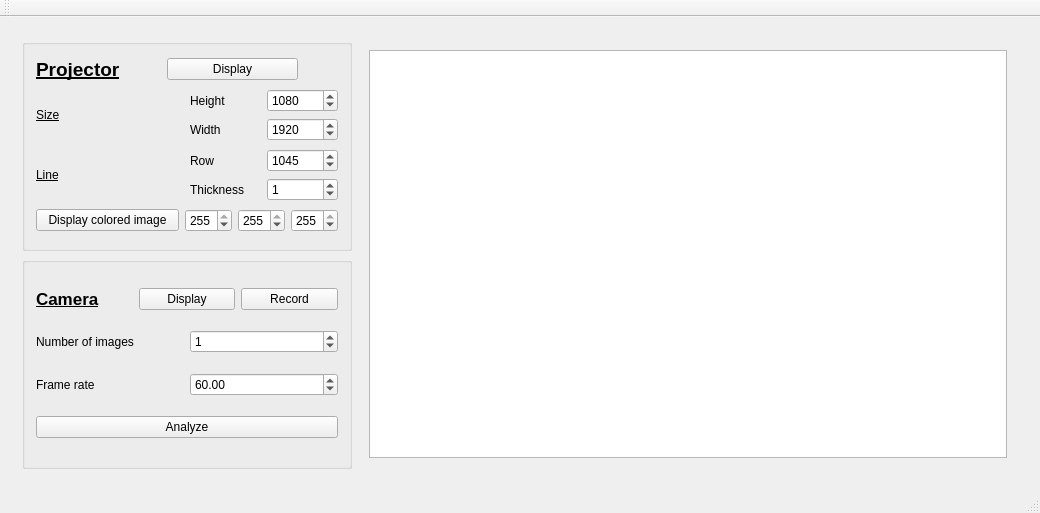
Qt form form/MainWindow.ui (KitwareMedical/AnatomicAugmentedRealityProjector) before a commit.
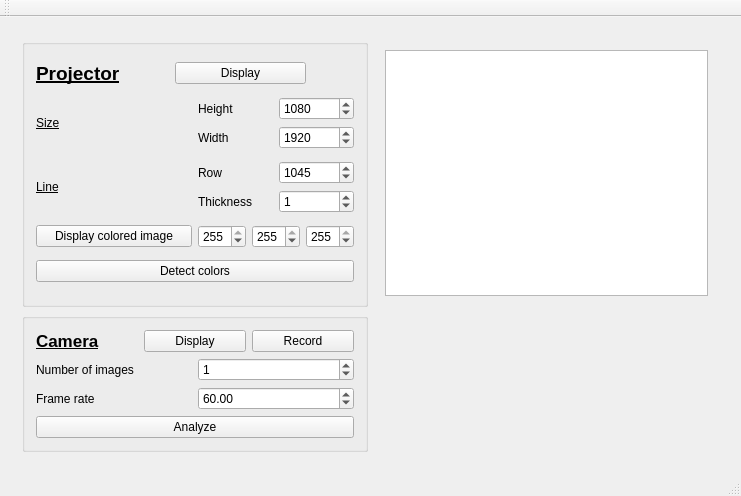
The same form after that commit.

The edit to the form file:
```diff
--- a/form/MainWindow.ui
+++ b/form/MainWindow.ui
@@ -6,16 +6,16 @@
    <rect>
     <x>0</x>
     <y>0</y>
-    <width>1040</width>
-    <height>513</height>
+    <width>741</width>
+    <height>496</height>
    </rect>
   </property>
   <property name="windowTitle">
    <string>MainWindow</string>
   </property>
   <widget class="QWidget" name="centralWidget">
-   <layout class="QHBoxLayout" name="horizontalLayout_9">
-    <item>
+   <layout class="QGridLayout" name="gridLayout_3">
+    <item row="0" column="0">
      <widget class="QWidget" name="widget" native="true">
       <property name="sizePolicy">
        <sizepolicy hsizetype="Expanding" vsizetype="Preferred">
@@ -23,13 +23,8 @@
         <verstretch>0</verstretch>
        </sizepolicy>
       </property>
-      <layout class="QHBoxLayout" name="horizontalLayout" stretch="1,2">
-       <item>
-        <layout class="QVBoxLayout" name="verticalLayout_2">
-         <property name="sizeConstraint">
-          <enum>QLayout::SetDefaultConstraint</enum>
-         </property>
-         <item>
+      <layout class="QGridLayout" name="gridLayout_2">
+       <item row="0" column="0">
           <widget class="QGroupBox" name="groupBox_2">
            <property name="sizePolicy">
             <sizepolicy hsizetype="Preferred" vsizetype="Preferred">
@@ -46,8 +41,8 @@
            <property name="autoFillBackground">
             <bool>true</bool>
            </property>
-           <layout class="QGridLayout" name="gridLayout">
-            <item row="0" column="0">
+         <layout class="QVBoxLayout" name="verticalLayout_2">
+          <item>
              <layout class="QHBoxLayout" name="horizontalLayout_13">
               <item>
                <widget class="QLabel" name="label_8">
@@ -111,7 +106,7 @@
               </item>
              </layout>
             </item>
-            <item row="1" column="0">
+          <item>
              <layout class="QHBoxLayout" name="horizontalLayout_20">
               <item>
                <widget class="QLabel" name="label_2">
@@ -179,7 +174,7 @@
               </item>
              </layout>
             </item>
-            <item row="2" column="0">
+          <item>
              <layout class="QHBoxLayout" name="horizontalLayout_19">
               <item>
                <widget class="QLabel" name="label_5">
@@ -247,7 +242,7 @@
               </item>
              </layout>
             </item>
-            <item row="3" column="0">
+          <item>
              <layout class="QHBoxLayout" name="horizontalLayout_11">
               <item>
                <widget class="QPushButton" name="proj_displayColor">
@@ -292,10 +287,33 @@
               </item>
              </layout>
             </item>
-           </layout>
-          </widget>
-         </item>
          <item>
+           <widget class="QPushButton" name="detect_colors">
+            <property name="text">
+             <string>Detect colors</string>
+            </property>
+           </widget>
+          </item>
+         </layout>
+        </widget>
+       </item>
+       <item row="0" column="1">
+        <widget class="QWidget" name="widget_4" native="true">
+         <layout class="QGridLayout" name="gridLayout">
+          <item row="0" column="0">
+           <widget class="QGraphicsView" name="cam_image">
+            <property name="sizePolicy">
+             <sizepolicy hsizetype="Expanding" vsizetype="Expanding">
+              <horstretch>0</horstretch>
+              <verstretch>0</verstretch>
+             </sizepolicy>
+            </property>
+           </widget>
+          </item>
+         </layout>
+        </widget>
+       </item>
+       <item row="1" column="0">
           <widget class="QGroupBox" name="groupBox_3">
            <property name="sizePolicy">
             <sizepolicy hsizetype="Preferred" vsizetype="Preferred">
@@ -396,17 +414,6 @@
           </widget>
          </item>
         </layout>
-       </item>
-       <item>
-        <widget class="QWidget" name="widget_4" native="true">
-         <layout class="QVBoxLayout" name="verticalLayout_5">
-          <item>
-           <widget class="QGraphicsView" name="cam_image"/>
-          </item>
-         </layout>
-        </widget>
-       </item>
-      </layout>
      </widget>
     </item>
    </layout>
```
Left out of the diff: 2 changed lines with no effect on the pictures. Lines whose indentation alone changed are shown as unchanged.
